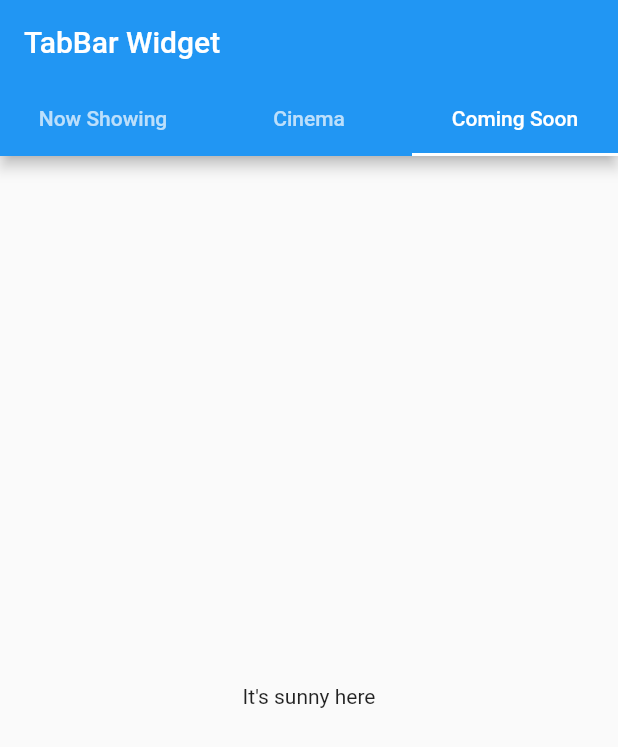
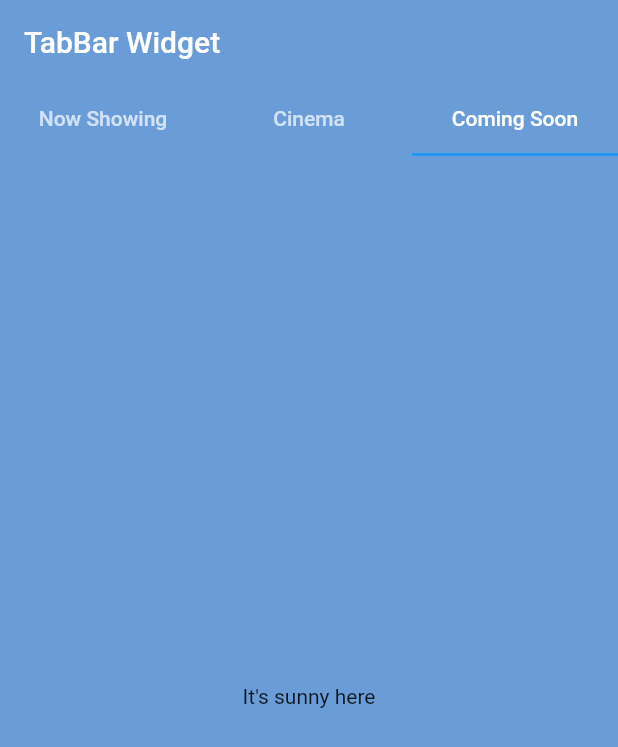
Before and after one commit to trangnt2304/movie_app, a Flutter app: the screen it shows after launch, tab 3 chosen, on a phone screen of 412 x 824 dp. Shown: the top 747 px of the screen. Run offline on Flutter 3.47's test engine with Material 2 defaults, Android fonts, the phone set to English and light mode, and no system bars; our stand-ins replace bloc, carousel_slider, get_it; generated files the repository leaves out were written again.

Commit message:
fearture/Home_Screen

```diff
--- /dev/null
+++ b/l10n.yaml
@@ -0,0 +1,3 @@
+arb-dir: lib/l10n
+template-arb-file: intl_en.arb
+output-localization-file: app_localizations.dart
--- a/lib/common/constant/colors.dart
+++ b/lib/common/constant/colors.dart
@@ -1,4 +1,7 @@
 
 class AppColors{
-  static int background = 0xff6a9dd8;
- }
+  static const background = 0xff6a9dd8;
+  static const movieSubTitle = 0xffb5c0e7;
+  static const white = 0xffffffff;
+
+}
--- a/lib/presentation/journey/home/home_widget.dart
+++ b/lib/presentation/journey/home/home_widget.dart
@@ -1,4 +1,5 @@
 import 'package:flutter/material.dart';
+import 'package:movie_app/common/constant/colors.dart';
 import 'package:movie_app/presentation/journey/home/widget/cinema_widget.dart';
 import 'package:movie_app/presentation/journey/home/widget/comming_soon_widget.dart';
 import 'package:movie_app/presentation/journey/home/widget/now_showing_widget.dart';
@@ -10,10 +11,13 @@ class MyHomePage extends StatelessWidget {
   @override
   Widget build(BuildContext context) {
     return DefaultTabController(
-      initialIndex: 1,
+      initialIndex: 0,
       length: 3,
       child: Scaffold(
+        backgroundColor: Color(AppColors.background),
         appBar: AppBar(
+          elevation: 0,
+          backgroundColor: Color(AppColors.background),
           title: const Text('TabBar Widget'),
           bottom: const TabBar(
             tabs: <Widget>[
--- a/lib/presentation/my_app.dart
+++ b/lib/presentation/my_app.dart
@@ -1,12 +1,29 @@
 import 'package:flutter/material.dart';
+import 'package:flutter_localizations/flutter_localizations.dart';
+import 'package:movie_app/common/constant/colors.dart';
 import 'journey/home/home_widget.dart';
-
+import 'package:flutter_gen/gen_l10n/app_localizations.dart';
 class MyApp extends StatelessWidget {
   const MyApp({Key? key}) : super(key: key);
   @override
   Widget build(BuildContext context) {
     return MaterialApp(
       title: 'Flutter Demo',
+      color: Color(AppColors.background),
+      // onGenerateTitle: (_){
+      //   // var t = AppLocalizations.of(context);
+      //   // return t.helloWorld;
+      // },
+      localizationsDelegates: [
+        AppLocalizations.delegate, // Add this line
+        GlobalMaterialLocalizations.delegate,
+        GlobalWidgetsLocalizations.delegate,
+        GlobalCupertinoLocalizations.delegate,
+      ],
+      supportedLocales: [
+        Locale('vi', 'VN'),
+        Locale('en', 'US'),
+      ],
       theme: ThemeData(
         primarySwatch: Colors.blue,
       ),
```
Also changed, not shown: lib/common/constant/text_style.dart (added, +11 -0 lines), lib/l10n/intl_en.arb (added, +8 -0 lines), lib/l10n/intl_vi.arb (added, +7 -0 lines), lib/presentation/journey/home/widget/movie_rate_widget.dart (added, +28 -0 lines), lib/presentation/journey/home/widget/now_showing_widget.dart (+30 -13 lines), pubspec.yaml (+8 -2 lines), pubspec.lock, 1 other file.
